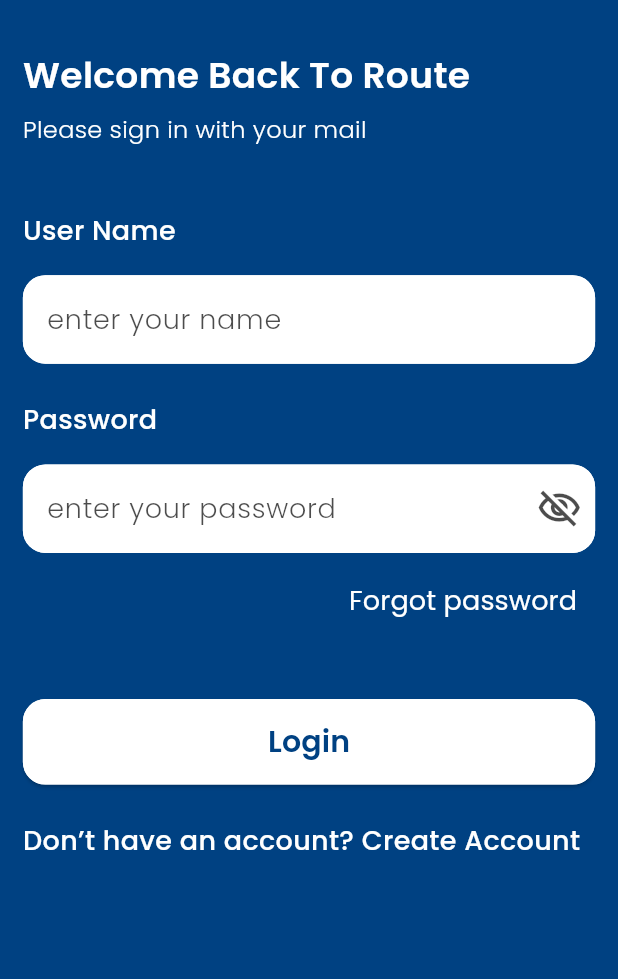
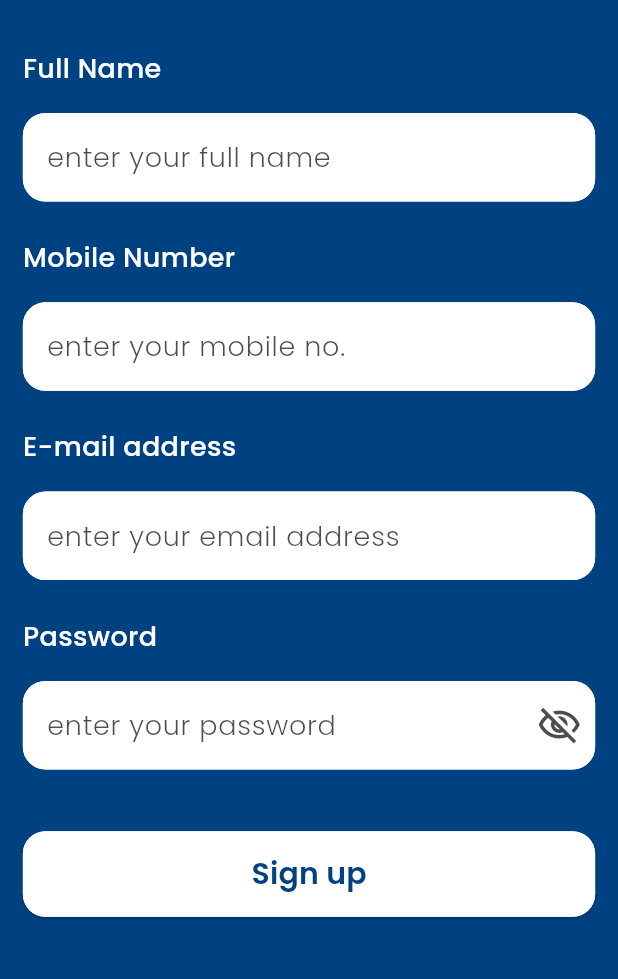
Before and after one commit to MariamWael411/ecommerce_app, a Flutter app: the screen it shows after launch, after a tap on "Create Account", on a phone screen of 412 x 824 dp, the part 179-1158 px from its top. Run offline on Flutter 3.47's test engine with Material 3 defaults, Android fonts, the phone set to English and light mode, and no system bars; our stand-ins replace google_fonts.

Commit message:
register screen ui

```diff
--- a/lib/core/utils/app_routes.dart
+++ b/lib/core/utils/app_routes.dart
@@ -1,3 +1,4 @@
 class AppRoutes {
   static const String loginScreen='login_screen';
+  static const String registerScreen = 'register_screen';
 }
--- /dev/null
+++ b/lib/core/utils/app_strings.dart
@@ -0,0 +1,20 @@
+class AppStrings {
+  static const String welcomeToRoute = 'Welcome Back To Route';
+  static const String pleaseSignIn = 'Please sign in with your mail';
+  static const String userName = 'User Name';
+  static const String userNameHintText = 'enter your name';
+  static const String password = 'Password';
+  static const String passwordHintText = 'enter your password';
+  static const String forgetPass = 'Forget Password';
+  static const String login = 'Login';
+  static const String dontHaveAccount = 'Don’t have an account? ';
+  static const String createAccount = 'Create Account ';
+  static const String fullName = 'Full Name';
+  static const String fullNameHintText = 'enter your full name';
+  static const String mobileNum = 'Mobile Number';
+  static const String mobileNumHintText = 'enter your mobile no.';
+  static const String email = 'E-mail address';
+
+  static const String emailHintText = 'enter your email address';
+  static const String signUp = 'Sign up';
+}
--- a/lib/features/presentation/auth/login/login_screen.dart
+++ b/lib/features/presentation/auth/login/login_screen.dart
@@ -1,9 +1,10 @@
 import 'package:ecommerce/core/utils/app_assets.dart';
 import 'package:ecommerce/core/utils/app_colors.dart';
+import 'package:ecommerce/core/utils/app_routes.dart';
+import 'package:ecommerce/core/utils/app_strings.dart';
 import 'package:ecommerce/core/utils/app_styles.dart';
 import 'package:ecommerce/features/presentation/widget/custom_auth_widget.dart';
 import 'package:ecommerce/features/presentation/widget/custom_elevated_button.dart';
-import 'package:ecommerce/features/presentation/widget/custom_text_form_feild.dart';
 import 'package:flutter/material.dart';
 
 import '../../../../core/utils/app_config.dart';
@@ -28,27 +29,39 @@ class LoginScreen extends StatelessWidget {
             children: [
               Image.asset(AppAssets.routeLogo),
               SizedBox(height: height*0.02,),
-              Text('Welcome Back To Route',style: AppStyles.sem24White,),
-              Text('Please sign in with your mail',style: AppStyles.light16White,),
+              Text(AppStrings.welcomeToRoute, style: AppStyles.sem24White,),
+              Text(AppStrings.pleaseSignIn, style: AppStyles.light16White,),
               SizedBox(height: height*0.032,),
-             CustomAuthWidget(text:'User Name' , hintText: 'enter your name'),
+              CustomAuthWidget(text: AppStrings.userName,
+                  hintText: AppStrings.userNameHintText),
               SizedBox(height: height*0.01,),
-              CustomAuthWidget(text:'Password' , hintText: 'enter your password',suffixIcon: Icon(Icons.visibility_off_outlined,color: AppColors.blackAlphaColor,size: 30,),),
+              CustomAuthWidget(text: AppStrings.password,
+                hintText: AppStrings.passwordHintText,
+                suffixIcon: Icon(Icons.visibility_off_outlined,
+                  color: AppColors.blackAlphaColor, size: 30,),),
               Row(
                 mainAxisAlignment: MainAxisAlignment.end,
                 children: [
-                  TextButton(onPressed: (){}, child: Text('Forgot password',style: AppStyles.reg18White,)),
+                  TextButton(onPressed: () {},
+                      child: Text(
+                        AppStrings.forgetPass, style: AppStyles.reg18White,)),
                 ],
               ),
               SizedBox(height: height*0.03,),
-              CustomElevatedButton(child: Text('Login',style: AppStyles.sem20Blue,), onTap: (){}),
+              CustomElevatedButton(
+                  child: Text(AppStrings.login, style: AppStyles.sem20Blue,),
+                  onTap: () {}),
              SizedBox(height: height*0.01,),
              Row(
                children: [
-                 Text('Don’t have an account? ',style: AppStyles.med18White,),
+                 Text(AppStrings.dontHaveAccount, style: AppStyles.med18White,),
                  GestureDetector(
-                   onTap: (){},
-                     child: Text('Create Account ',style: AppStyles.med18White,)),
+                     onTap: () {
+                       Navigator.of(context).pushNamed(
+                           AppRoutes.registerScreen);
+                     },
+                     child: Text(
+                       AppStrings.createAccount, style: AppStyles.med18White,)),
 
                ],
              )
--- /dev/null
+++ b/lib/features/presentation/auth/register/register_screen.dart
@@ -0,0 +1,66 @@
+import 'package:flutter/material.dart';
+
+import '../../../../core/utils/app_assets.dart';
+import '../../../../core/utils/app_colors.dart';
+import '../../../../core/utils/app_config.dart';
+import '../../../../core/utils/app_strings.dart';
+import '../../../../core/utils/app_styles.dart';
+import '../../widget/custom_auth_widget.dart';
+import '../../widget/custom_elevated_button.dart';
+
+class RegisterScreen extends StatelessWidget {
+  const RegisterScreen({super.key});
+
+  @override
+  Widget build(BuildContext context) {
+    var height = AppConfig.height(context);
+    var width = AppConfig.width(context);
+    return Scaffold(
+      backgroundColor: AppColors.blueColor,
+      body: SafeArea(
+        child: Padding(
+          padding: EdgeInsets.symmetric(horizontal: width * 0.037),
+          child: Column(
+            spacing: height * 0.01,
+            crossAxisAlignment: CrossAxisAlignment.stretch,
+            children: [
+              Image.asset(AppAssets.routeLogo),
+              SizedBox(height: height * 0.02),
+
+              CustomAuthWidget(
+                text: AppStrings.fullName,
+                hintText: AppStrings.fullNameHintText,
+              ),
+              SizedBox(height: height * 0.01),
+              CustomAuthWidget(
+                text: AppStrings.mobileNum,
+                hintText: AppStrings.mobileNumHintText,
+              ),
+              SizedBox(height: height * 0.01),
+              CustomAuthWidget(
+                text: AppStrings.email,
+                hintText: AppStrings.emailHintText,
+              ),
+              SizedBox(height: height * 0.01),
+              CustomAuthWidget(
+                text: AppStrings.password,
+                hintText: AppStrings.passwordHintText,
+                suffixIcon: Icon(
+                  Icons.visibility_off_outlined,
+                  color: AppColors.blackAlphaColor,
+                  size: 30,
+                ),
+              ),
+              SizedBox(height: height * 0.03),
+              CustomElevatedButton(
+                child: Text(AppStrings.signUp, style: AppStyles.sem20Blue),
+                onTap: () {},
+              ),
+              SizedBox(height: height * 0.01),
+            ],
+          ),
+        ),
+      ),
+    );
+  }
+}
--- a/lib/main.dart
+++ b/lib/main.dart
@@ -1,5 +1,6 @@
 import 'package:ecommerce/core/utils/app_routes.dart';
 import 'package:ecommerce/features/presentation/auth/login/login_screen.dart';
+import 'package:ecommerce/features/presentation/auth/register/register_screen.dart';
 import 'package:flutter/material.dart';
 
 void main(){
@@ -13,7 +14,8 @@ class MyApp extends StatelessWidget {
     return MaterialApp(
       debugShowCheckedModeBanner: false,
       initialRoute:AppRoutes.loginScreen ,
-      routes: {AppRoutes.loginScreen:(context) => LoginScreen()},
+      routes: {AppRoutes.loginScreen: (context) => LoginScreen(),
+        AppRoutes.registerScreen: (context) => RegisterScreen()},
     );
   }
 }
```
